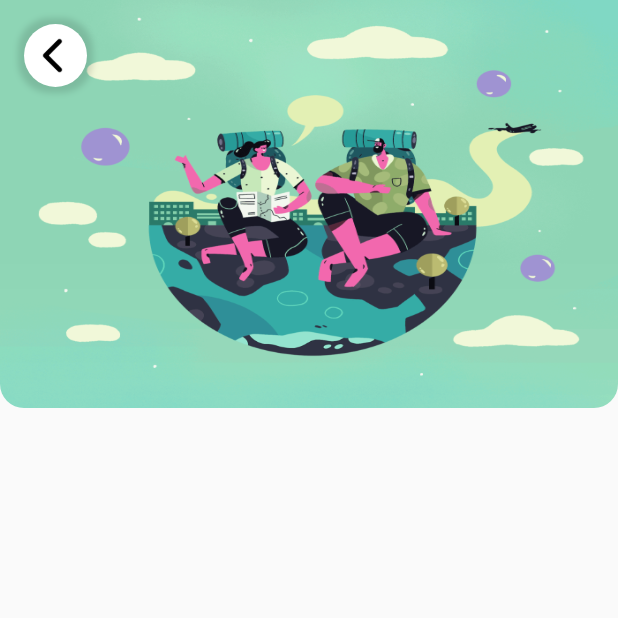
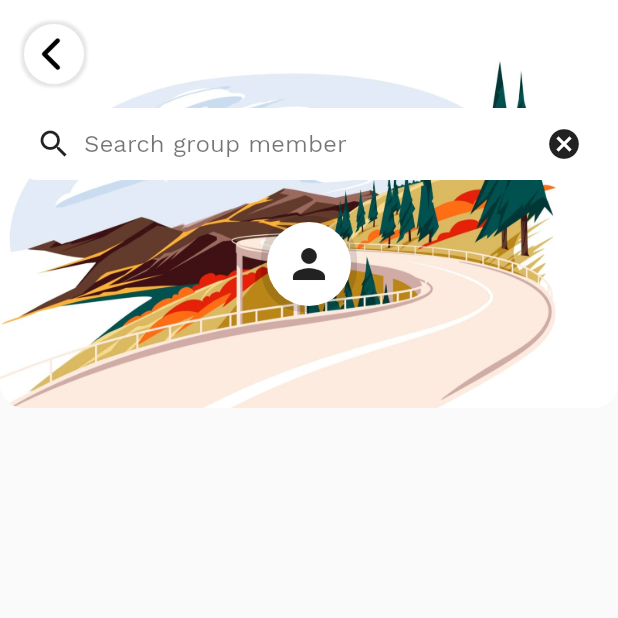
Before and after one commit to shakiz/travel_app, a Flutter app: the GroupDetails screen opened directly, on a phone screen of 412 x 824 dp, the top half of it. Run offline on Flutter 3.47's test engine with Material 2 defaults, Android fonts, the phone set to English and light mode, and no system bars; our stand-ins replace bottom_navy_bar, lottie.

Commit message:
search widget updated

```diff
--- a/lib/pages/location/group_details.dart
+++ b/lib/pages/location/group_details.dart
@@ -1,5 +1,6 @@
 import 'package:flutter/cupertino.dart';
 import 'package:flutter/material.dart';
+import 'package:travel_app/pages/widgets/search_widget.dart';
 
 class GroupDetails extends StatefulWidget {
   const GroupDetails({Key? key}) : super(key: key);
@@ -25,30 +26,34 @@ class _GroupDetailsState extends State<GroupDetails> {
         crossAxisAlignment: CrossAxisAlignment.stretch,
         children: [
           Stack(
+            alignment: Alignment.center,
             children: [
               ClipRRect(
-                borderRadius: BorderRadius.only(
-                    bottomLeft: const Radius.circular(16),
+                borderRadius: const BorderRadius.only(
+                    bottomLeft: Radius.circular(16),
                     bottomRight: Radius.circular(16)),
                 child: Image.asset(
-                  "assets/images/travel_group.png",
+                  "assets/images/travel_image.jpg",
                   height: 272,
                   width: MediaQuery.of(context).size.width,
                   fit: BoxFit.fill,
                 ),
               ),
-              Container(
-                height: 42,
-                width: 42,
+              Positioned(
+                left: 0,
+                top: 0,
+                child: Container(
+                  height: 40,
+                  width: 40,
                   margin: const EdgeInsets.all(16),
                   padding: const EdgeInsets.only(right: 4),
                   alignment: Alignment.center,
-                decoration: const BoxDecoration(
-                    borderRadius: BorderRadius.all(Radius.circular(21)),
+                  decoration: BoxDecoration(
+                      borderRadius: const BorderRadius.all(Radius.circular(20)),
                       color: Colors.white,
                       boxShadow: [
                         BoxShadow(
-                          color: Colors.black12, spreadRadius: 4, blurRadius: 3)
+                            color: Colors.black12.withOpacity(0.1), spreadRadius: 2, blurRadius: 1)
                       ]),
                   child: InkWell(
                     child: Image.asset("assets/icons/arrow_back.png"),
@@ -57,8 +62,41 @@ class _GroupDetailsState extends State<GroupDetails> {
                     },
                   ),
                 ),
+              ),
+              Positioned(
+                left: 16,
+                right: 16,
+                top: 72,
+                child: SearchWidget(
+                  isCancelIconVisible: true,
+                  isAdvanceFilterVisible: false,
+                  inputFieldBackColor: Colors.white,
+                  hintText: 'Search group member',
+                  searchIconColor: Colors.black87,
+                  hintTextColor: Colors.black54,
+                  cancelIconColor: Colors.black87,
+                ),
+              ),
+              Positioned(
+                top: 144,
+                child: Container(
+                  decoration: const BoxDecoration(
+                      borderRadius: BorderRadius.all(Radius.circular(28)),
+                      color: Colors.black12),
+                  padding: const EdgeInsets.all(4),
+                  child: Container(
+                    height: 56,
+                    width: 56,
+                    alignment: Alignment.center,
+                    decoration: const BoxDecoration(
+                        borderRadius: BorderRadius.all(Radius.circular(28)),
+                    color: Colors.white),
+                    child: const Icon(Icons.person,color: Colors.black87, size: 32,),
+                  ),
+                ),
+              )
             ],
-          )
+          ),
         ],
       ),
     );
--- a/lib/pages/onboard/home_page.dart
+++ b/lib/pages/onboard/home_page.dart
@@ -143,7 +143,15 @@ class _HomePageState extends State<HomePage> {
             const SizedBox(
               height: 16,
             ),
-            const SearchWidget(),
+            SearchWidget(
+              isAdvanceFilterVisible: true,
+              isCancelIconVisible: false,
+              inputFieldBackColor: Colors.grey.withOpacity(0.2),
+              hintText: 'Search your destination',
+              searchIconColor: Colors.black54,
+              hintTextColor: Colors.black54,
+              cancelIconColor: Colors.black,
+            ),
             const SizedBox(
               height: 16,
             ),
--- a/lib/pages/widgets/search_widget.dart
+++ b/lib/pages/widgets/search_widget.dart
@@ -2,13 +2,35 @@ import 'package:flutter/cupertino.dart';
 import 'package:flutter/material.dart';
 
 class SearchWidget extends StatefulWidget {
-  const SearchWidget({Key? key}) : super(key: key);
+  bool isAdvanceFilterVisible;
+  bool isCancelIconVisible;
+  Color inputFieldBackColor, hintTextColor, cancelIconColor, searchIconColor;
+  String hintText;
+
+  SearchWidget(
+      {required this.isAdvanceFilterVisible,
+      required this.isCancelIconVisible,
+      required this.inputFieldBackColor,
+      required this.hintText,
+      required this.hintTextColor,
+      required this.cancelIconColor,
+      required this.searchIconColor,
+      Key? key})
+      : super(key: key);
 
   @override
   _SearchWidgetState createState() => _SearchWidgetState();
 }
 
 class _SearchWidgetState extends State<SearchWidget> {
+  final FocusNode _focusNode = FocusNode();
+
+  @override
+  void dispose() {
+    super.dispose();
+    _focusNode.unfocus();
+  }
+
   @override
   Widget build(BuildContext context) {
     return Row(
@@ -18,14 +40,19 @@ class _SearchWidgetState extends State<SearchWidget> {
           child: Container(
             height: 48,
             decoration: BoxDecoration(
-              color: Colors.grey[200],
+              color: widget.inputFieldBackColor,
               borderRadius: const BorderRadius.all(Radius.circular(8)),
             ),
             child: Row(
               children: [
-                const Padding(
-                  padding: EdgeInsets.all(8.0),
-                  child: Icon(Icons.search, color: Colors.black54),
+                InkWell(
+                  onTap: () async {
+                    FocusScope.of(context).requestFocus(_focusNode);
+                  },
+                  child: Padding(
+                    padding: const EdgeInsets.all(8.0),
+                    child: Icon(Icons.search, color: widget.searchIconColor),
+                  ),
                 ),
                 //Search Textbox field
                 Expanded(
@@ -33,14 +60,26 @@ class _SearchWidgetState extends State<SearchWidget> {
                     child: TextField(
                       style: const TextStyle(color: Colors.black),
                       autofocus: false,
-                      decoration: const InputDecoration(
+                      decoration: InputDecoration(
                         border: InputBorder.none,
-                        hintText: 'Search your destination',
+                        hintText: widget.hintText,
                         hintStyle: TextStyle(
-                          color: Colors.grey,
+                          color: widget.hintTextColor,
                         ),
                       ),
                       onChanged: (input) async {},
+                    ),
+                  ),
+                ),
+                Visibility(
+                  visible: widget.isCancelIconVisible,
+                  child: InkWell(
+                    onTap: () async {
+                      FocusScope.of(context).requestFocus(_focusNode);
+                    },
+                    child: Padding(
+                      padding: const EdgeInsets.all(8.0),
+                      child: Icon(Icons.cancel, color: widget.cancelIconColor),
                     ),
                   ),
                 ),
@@ -49,7 +88,9 @@ class _SearchWidgetState extends State<SearchWidget> {
           ),
         ),
         // Advance Button
-        InkWell(
+        Visibility(
+          visible: widget.isAdvanceFilterVisible,
+          child: InkWell(
             onTap: () {
               FocusScope.of(context).requestFocus(FocusNode());
             },
@@ -75,6 +116,7 @@ class _SearchWidgetState extends State<SearchWidget> {
                   borderRadius: const BorderRadius.all(Radius.circular(10))),
             ),
           ),
+        ),
       ],
     );
   }
```
Also changed, not shown: assets/images/travel_image.jpg (added). Lines whose indentation alone changed are shown as unchanged.
